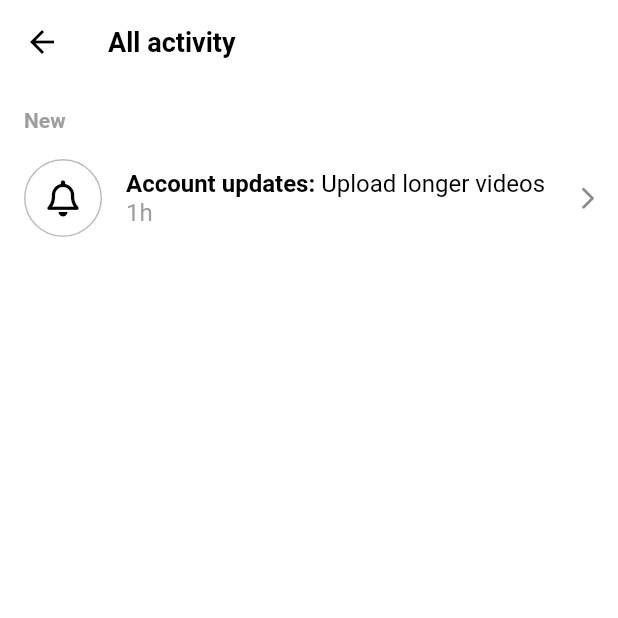
After one commit to zak1ller/flutter_tiktok_clone_for_study, a Flutter app: the ActivityView screen opened directly, on a phone screen of 412 x 824 dp, the top half of it. The commit adds this screen. Run offline on Flutter 3.47's test engine with Material 2 defaults, Android fonts, the phone set to English and light mode, and no system bars; our stand-ins replace font_awesome_flutter, video_player, visibility_detector; network calls fail.

Commit message:
10.1 RichText

```diff
--- /dev/null
+++ b/lib/featurs/inbox/activity_view.dart
@@ -0,0 +1,82 @@
+import 'package:flutter/material.dart';
+import 'package:font_awesome_flutter/font_awesome_flutter.dart';
+import 'package:tiktok_clone/constants/gaps.dart';
+import 'package:tiktok_clone/constants/sizes.dart';
+
+class ActivityView extends StatelessWidget {
+  const ActivityView({super.key});
+
+  @override
+  Widget build(BuildContext context) {
+    return Scaffold(
+      appBar: AppBar(
+        title: const Text("All activity"),
+      ),
+      body: ListView(
+        padding: const EdgeInsets.symmetric(
+          horizontal: Sizes.size16,
+          vertical: Sizes.size16,
+        ),
+        children: [
+          Text(
+            "New",
+            style: TextStyle(
+              color: Colors.grey.shade500,
+              fontSize: Sizes.size14,
+              fontWeight: FontWeight.bold,
+            ),
+          ),
+          Gaps.v16,
+          ListTile(
+            contentPadding: EdgeInsets.zero,
+            leading: Container(
+              width: Sizes.size52,
+              decoration: BoxDecoration(
+                shape: BoxShape.circle,
+                color: Colors.white,
+                border: Border.all(
+                  width: 1,
+                  color: Colors.grey.shade400,
+                ),
+              ),
+              child: const Center(
+                child: FaIcon(
+                  FontAwesomeIcons.bell,
+                  color: Colors.black,
+                ),
+              ),
+            ),
+            title: RichText(
+              text: TextSpan(
+                  text: "Account updates:",
+                  style: const TextStyle(
+                    fontSize: Sizes.size16,
+                    fontWeight: FontWeight.w600,
+                    color: Colors.black,
+                  ),
+                  children: [
+                    const TextSpan(
+                      text: " Upload longer videos",
+                      style: TextStyle(
+                        fontWeight: FontWeight.normal,
+                      ),
+                    ),
+                    TextSpan(
+                      text: " 1h",
+                      style: TextStyle(
+                        fontWeight: FontWeight.normal,
+                        color: Colors.grey.shade500,
+                      ),
+                    ),
+                  ]),
+            ),
+            trailing: const FaIcon(
+              FontAwesomeIcons.chevronRight,
+              size: Sizes.size16,
+            ),
+          ),
+        ],
+      ),
+    );
+  }
+}
--- a/lib/featurs/inbox/inbox_view.dart
+++ b/lib/featurs/inbox/inbox_view.dart
@@ -1,11 +1,17 @@
 import 'package:flutter/material.dart';
 import 'package:font_awesome_flutter/font_awesome_flutter.dart';
 import 'package:tiktok_clone/constants/sizes.dart';
+import 'package:tiktok_clone/featurs/inbox/activity_view.dart';
 
 class InboxView extends StatelessWidget {
   const InboxView({super.key});
 
   void _onDmTap() {}
+  void _onActivityTap(BuildContext context) {
+    Navigator.of(context).push(MaterialPageRoute(
+      builder: (context) => const ActivityView(),
+    ));
+  }
 
   @override
   Widget build(BuildContext context) {
@@ -22,15 +28,16 @@ class InboxView extends StatelessWidget {
       ),
       body: ListView(
         children: [
-          const ListTile(
-            title: Text(
+          ListTile(
+            onTap: () => _onActivityTap(context),
+            title: const Text(
               "Activity",
               style: TextStyle(
                 fontSize: Sizes.size16,
                 fontWeight: FontWeight.w600,
               ),
             ),
-            trailing: FaIcon(
+            trailing: const FaIcon(
               FontAwesomeIcons.chevronRight,
               size: Sizes.size14,
               color: Colors.black,
--- a/lib/main.dart
+++ b/lib/main.dart
@@ -19,6 +19,8 @@ class TikTokApp extends StatelessWidget {
         textSelectionTheme: const TextSelectionThemeData(
           cursorColor: Color(0xFFE9435A),
         ),
+        splashColor: Colors.transparent,
+        highlightColor: Colors.transparent,
         appBarTheme: const AppBarTheme(
           foregroundColor: Colors.black,
           backgroundColor: Colors.white,
```
Also changed, not shown: 1 other file.
